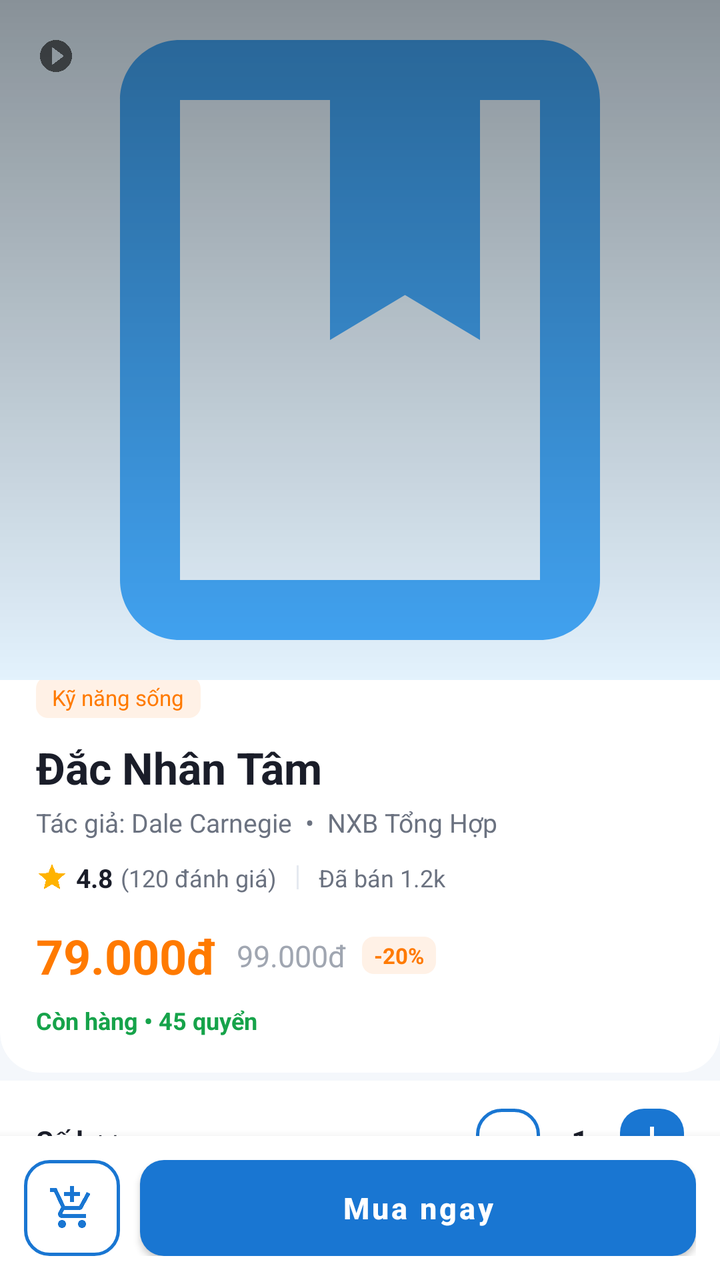
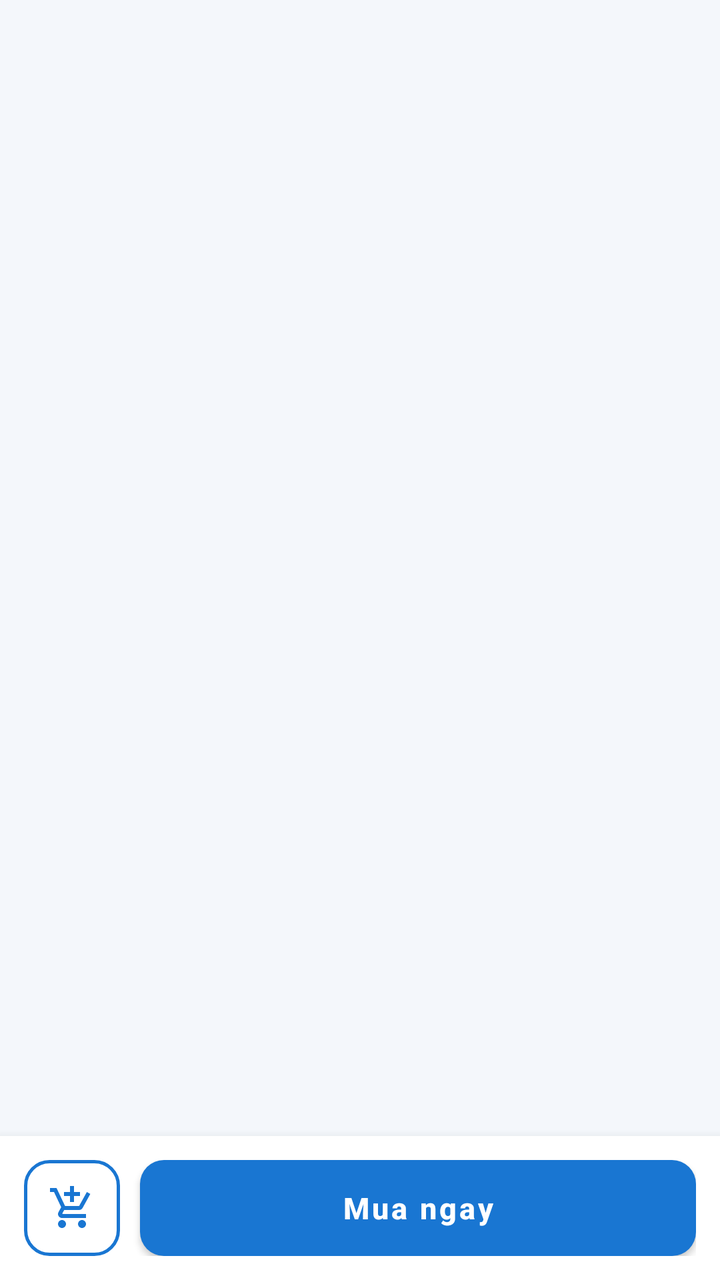

Before-and-after screenshots of an Android layout around one commit, followed by the original layout XML and the change that was made.
<!-- AndroidManifest.xml: application theme Theme.BookApp -->
<!-- res/layout/activity_book_detail.xml -->
<?xml version="1.0" encoding="utf-8"?>
<androidx.constraintlayout.widget.ConstraintLayout xmlns:android="http://schemas.android.com/apk/res/android"
    xmlns:app="http://schemas.android.com/apk/res-auto"
    android:layout_width="match_parent"
    android:layout_height="match_parent"
    android:background="@color/background">

    <androidx.coordinatorlayout.widget.CoordinatorLayout
        android:layout_width="0dp"
        android:layout_height="0dp"
        app:layout_constraintTop_toTopOf="parent"
        app:layout_constraintStart_toStartOf="parent"
        app:layout_constraintEnd_toEndOf="parent"
        app:layout_constraintBottom_toTopOf="@id/ll_bottom_bar">

        <com.google.android.material.appbar.AppBarLayout
            android:id="@+id/app_bar"
            android:layout_width="match_parent"
            android:layout_height="wrap_content"
            android:background="@android:color/transparent">

            <com.google.android.material.appbar.CollapsingToolbarLayout
                android:id="@+id/collapsing_toolbar"
                android:layout_width="match_parent"
                android:layout_height="340dp"
                app:contentScrim="@color/primary"
                app:layout_scrollFlags="scroll|exitUntilCollapsed">

                <ImageView
                    android:id="@+id/iv_cover"
                    android:layout_width="match_parent"
                    android:layout_height="match_parent"
                    android:scaleType="centerCrop"
                    android:src="@drawable/placeholder_book"
                    app:layout_collapseMode="parallax" />

                <View
                    android:layout_width="match_parent"
                    android:layout_height="match_parent"
                    android:background="@drawable/gradient_cover_scrim" />

                <androidx.appcompat.widget.Toolbar
                    android:id="@+id/toolbar"
                    android:layout_width="match_parent"
                    android:layout_height="?attr/actionBarSize"
                    app:layout_collapseMode="pin"
                    app:navigationIcon="@drawable/ic_back_circle" />
            </com.google.android.material.appbar.CollapsingToolbarLayout>
        </com.google.android.material.appbar.AppBarLayout>

        <androidx.core.widget.NestedScrollView
            android:layout_width="match_parent"
            android:layout_height="match_parent"
            app:layout_behavior="@string/appbar_scrolling_view_behavior">

            <LinearLayout
                android:layout_width="match_parent"
                android:layout_height="wrap_content"
                android:orientation="vertical">

                
                <androidx.cardview.widget.CardView
                    android:layout_width="match_parent"
                    android:layout_height="wrap_content"
                    android:layout_marginTop="-20dp"
                    app:cardBackgroundColor="@color/surface"
                    app:cardCornerRadius="20dp"
                    app:cardElevation="0dp">

                    <LinearLayout
                        android:layout_width="match_parent"
                        android:layout_height="wrap_content"
                        android:orientation="vertical"
                        android:padding="18dp">

                        <TextView
                            android:id="@+id/tv_category_tag"
                            android:layout_width="wrap_content"
                            android:layout_height="wrap_content"
                            android:background="@drawable/bg_badge_sale"
                            android:paddingHorizontal="8dp"
                            android:paddingVertical="3dp"
                            android:text="Kỹ năng sống"
                            android:textColor="@color/accent_price"
                            android:textSize="11sp" />

                        <TextView
                            android:id="@+id/tv_title"
                            android:layout_width="match_parent"
                            android:layout_height="wrap_content"
                            android:layout_marginTop="10dp"
                            android:text="Đắc Nhân Tâm"
                            android:textColor="@color/text_primary"
                            android:textSize="22sp"
                            android:textStyle="bold" />

                        <TextView
                            android:id="@+id/tv_author"
                            android:layout_width="match_parent"
                            android:layout_height="wrap_content"
                            android:layout_marginTop="4dp"
                            android:text="Tác giả: Dale Carnegie  •  NXB Tổng Hợp"
                            android:textColor="@color/text_secondary"
                            android:textSize="13sp" />

                        <LinearLayout
                            android:layout_width="wrap_content"
                            android:layout_height="wrap_content"
                            android:layout_marginTop="10dp"
                            android:gravity="center_vertical"
                            android:orientation="horizontal">

                            <ImageView
                                android:layout_width="16dp"
                                android:layout_height="16dp"
                                android:src="@drawable/ic_star"
                                app:tint="@color/star_rating" />

                            <TextView
                                android:id="@+id/tv_rating"
                                android:layout_width="wrap_content"
                                android:layout_height="wrap_content"
                                android:layout_marginStart="4dp"
                                android:text="4.8"
                                android:textColor="@color/text_primary"
                                android:textSize="13sp"
                                android:textStyle="bold" />

                            <TextView
                                android:id="@+id/tv_review_count"
                                android:layout_width="wrap_content"
                                android:layout_height="wrap_content"
                                android:layout_marginStart="4dp"
                                android:text="(120 đánh giá)"
                                android:textColor="@color/text_secondary"
                                android:textSize="12sp" />

                            <View
                                android:layout_width="1dp"
                                android:layout_height="12dp"
                                android:layout_marginHorizontal="10dp"
                                android:background="@color/divider" />

                            <TextView
                                android:id="@+id/tv_sold_count"
                                android:layout_width="wrap_content"
                                android:layout_height="wrap_content"
                                android:text="Đã bán 1.2k"
                                android:textColor="@color/text_secondary"
                                android:textSize="12sp" />
                        </LinearLayout>

                        <LinearLayout
                            android:layout_width="wrap_content"
                            android:layout_height="wrap_content"
                            android:layout_marginTop="14dp"
                            android:gravity="center_vertical"
                            android:orientation="horizontal">

                            <TextView
                                android:id="@+id/tv_sale_price"
                                android:layout_width="wrap_content"
                                android:layout_height="wrap_content"
                                android:text="79.000đ"
                                android:textColor="@color/accent_price"
                                android:textSize="24sp"
                                android:textStyle="bold" />

                            <TextView
                                android:id="@+id/tv_original_price"
                                android:layout_width="wrap_content"
                                android:layout_height="wrap_content"
                                android:layout_marginStart="10dp"
                                android:text="99.000đ"
                                android:textColor="@color/text_hint"
                                android:textSize="15sp" />

                            <TextView
                                android:id="@+id/tv_discount_percent"
                                android:layout_width="wrap_content"
                                android:layout_height="wrap_content"
                                android:layout_marginStart="8dp"
                                android:background="@drawable/bg_badge_sale"
                                android:paddingHorizontal="6dp"
                                android:paddingVertical="2dp"
                                android:text="-20%"
                                android:textColor="@color/accent_price"
                                android:textSize="11sp"
                                android:textStyle="bold" />
                        </LinearLayout>

                        <TextView
                            android:id="@+id/tv_stock_status"
                            android:layout_width="wrap_content"
                            android:layout_height="wrap_content"
                            android:layout_marginTop="8dp"
                            android:text="Còn hàng • 45 quyển"
                            android:textColor="@color/status_success"
                            android:textSize="12sp"
                            android:textStyle="bold" />

                    </LinearLayout>
                </androidx.cardview.widget.CardView>

                
                <LinearLayout
                    android:layout_width="match_parent"
                    android:layout_height="wrap_content"
                    android:layout_marginTop="4dp"
                    android:background="@color/surface"
                    android:gravity="center_vertical"
                    android:orientation="horizontal"
                    android:paddingHorizontal="18dp"
                    android:paddingVertical="14dp">

                    <TextView
                        android:layout_width="0dp"
                        android:layout_height="wrap_content"
                        android:layout_weight="1"
                        android:text="Số lượng"
                        android:textColor="@color/text_primary"
                        android:textSize="14sp"
                        android:textStyle="bold" />

                    <ImageButton
                        android:id="@+id/ib_decrease_qty"
                        android:layout_width="32dp"
                        android:layout_height="32dp"
                        android:background="@drawable/bg_button_outline"
                        android:src="@drawable/ic_minus"
                        app:tint="@color/primary" />

                    <TextView
                        android:id="@+id/tv_quantity"
                        android:layout_width="40dp"
                        android:layout_height="wrap_content"
                        android:gravity="center"
                        android:text="1"
                        android:textColor="@color/text_primary"
                        android:textSize="15sp"
                        android:textStyle="bold" />

                    <ImageButton
                        android:id="@+id/ib_increase_qty"
                        android:layout_width="32dp"
                        android:layout_height="32dp"
                        android:background="@drawable/bg_button_primary"
                        android:src="@drawable/ic_plus"
                        app:tint="@color/white" />
                </LinearLayout>

                
                <LinearLayout
                    android:layout_width="match_parent"
                    android:layout_height="wrap_content"
                    android:layout_marginTop="4dp"
                    android:background="@color/surface"
                    android:orientation="vertical"
                    android:padding="18dp">

                    <TextView
                        android:layout_width="match_parent"
                        android:layout_height="wrap_content"
                        android:text="Mô tả sản phẩm"
                        android:textColor="@color/text_primary"
                        android:textSize="15sp"
                        android:textStyle="bold" />

                    <TextView
                        android:id="@+id/tv_description"
                        android:layout_width="match_parent"
                        android:layout_height="wrap_content"
                        android:layout_marginTop="8dp"
                        android:ellipsize="end"
                        android:lineSpacingExtra="4dp"
                        android:maxLines="4"
                        android:text="Đắc Nhân Tâm là cuốn sách nổi tiếng nhất, bán chạy nhất và có tầm ảnh hưởng nhất của mọi thời đại..."
                        android:textColor="@color/text_secondary"
                        android:textSize="13sp" />

                    <TextView
                        android:id="@+id/tv_expand_description"
                        android:layout_width="wrap_content"
                        android:layout_height="wrap_content"
                        android:layout_marginTop="6dp"
                        android:text="Xem thêm"
                        android:textColor="@color/primary"
                        android:textSize="13sp"
                        android:textStyle="bold" />
                </LinearLayout>

                
                <LinearLayout
                    android:layout_width="match_parent"
                    android:layout_height="wrap_content"
                    android:layout_marginTop="4dp"
                    android:background="@color/surface"
                    android:orientation="vertical"
                    android:padding="18dp">

                    <LinearLayout
                        android:layout_width="match_parent"
                        android:layout_height="wrap_content"
                        android:gravity="center_vertical"
                        android:orientation="horizontal">

                        <TextView
                            android:layout_width="0dp"
                            android:layout_height="wrap_content"
                            android:layout_weight="1"
                            android:text="Đánh giá (120)"
                            android:textColor="@color/text_primary"
                            android:textSize="15sp"
                            android:textStyle="bold" />

                        <TextView
                            android:id="@+id/tv_see_all_reviews"
                            android:layout_width="wrap_content"
                            android:layout_height="wrap_content"
                            android:text="Xem tất cả"
                            android:textColor="@color/primary"
                            android:textSize="12sp" />
                    </LinearLayout>

                    <androidx.recyclerview.widget.RecyclerView
                        android:id="@+id/rv_reviews_preview"
                        android:layout_width="match_parent"
                        android:layout_height="wrap_content"
                        android:layout_marginTop="10dp"
                        android:nestedScrollingEnabled="false"
                        app:layoutManager="androidx.recyclerview.widget.LinearLayoutManager" />
                </LinearLayout>

                
                <TextView
                    android:layout_width="match_parent"
                    android:layout_height="wrap_content"
                    android:layout_marginTop="4dp"
                    android:background="@color/surface"
                    android:paddingHorizontal="18dp"
                    android:paddingTop="18dp"
                    android:text="Có thể bạn cũng thích"
                    android:textColor="@color/text_primary"
                    android:textSize="15sp"
                    android:textStyle="bold" />

                <androidx.recyclerview.widget.RecyclerView
                    android:id="@+id/rv_related_books"
                    android:layout_width="match_parent"
                    android:layout_height="wrap_content"
                    android:background="@color/surface"
                    android:clipToPadding="false"
                    android:orientation="horizontal"
                    android:paddingHorizontal="12dp"
                    android:paddingBottom="18dp"
                    app:layoutManager="androidx.recyclerview.widget.LinearLayoutManager" />

            </LinearLayout>
        </androidx.core.widget.NestedScrollView>
    </androidx.coordinatorlayout.widget.CoordinatorLayout>

    
    <LinearLayout
        android:id="@+id/ll_bottom_bar"
        android:layout_width="0dp"
        android:layout_height="wrap_content"
        android:background="@color/surface"
        android:elevation="8dp"
        android:gravity="center_vertical"
        android:orientation="horizontal"
        android:padding="12dp"
        app:layout_constraintStart_toStartOf="parent"
        app:layout_constraintEnd_toEndOf="parent"
        app:layout_constraintBottom_toBottomOf="parent">

        <ImageButton
            android:id="@+id/ib_add_to_cart_icon"
            android:layout_width="48dp"
            android:layout_height="48dp"
            android:background="@drawable/bg_button_outline"
            android:src="@drawable/ic_cart_add"
            app:tint="@color/primary" />

        <Button
            android:id="@+id/btn_buy_now"
            android:layout_width="0dp"
            android:layout_height="48dp"
            android:layout_marginStart="10dp"
            android:layout_weight="1"
            android:background="@drawable/bg_button_primary"
            android:elevation="0dp"
            android:text="Mua ngay"
            android:textAllCaps="false"
            android:textColor="@color/white"
            android:textSize="15sp"
            android:textStyle="bold" />
    </LinearLayout>

</androidx.constraintlayout.widget.ConstraintLayout>
<!-- resources referenced by this layout -->
<resources>
  <color name="accent_price">#FF7A00</color>
  <color name="background">#F4F7FB</color>
  <color name="divider">#E5E9F0</color>
  <color name="primary">#1976D2</color>
  <color name="star_rating">#FFB300</color>
  <color name="status_success">#16A34A</color>
  <color name="surface">#FFFFFF</color>
  <color name="text_hint">#A0A6B1</color>
  <color name="text_primary">#1A1D29</color>
  <color name="text_secondary">#6B7280</color>
  <color name="white">#FFFFFF</color>
  <!-- drawable bg_badge_sale (drawable) -->
  <?xml version="1.0" encoding="utf-8"?>
  <shape xmlns:android="http://schemas.android.com/apk/res/android" android:shape="rectangle">
      <solid android:color="@color/accent_sale_bg" />
      <corners android:radius="6dp" />
  </shape>
  <!-- drawable bg_button_outline (drawable) -->
  <?xml version="1.0" encoding="utf-8"?>
  <shape xmlns:android="http://schemas.android.com/apk/res/android" android:shape="rectangle">
      <solid android:color="@color/surface" />
      <stroke android:width="1.5dp" android:color="@color/primary" />
      <corners android:radius="12dp" />
  </shape>
  <!-- drawable bg_button_primary (drawable) -->
  <?xml version="1.0" encoding="utf-8"?>
  <shape xmlns:android="http://schemas.android.com/apk/res/android" android:shape="rectangle">
      <solid android:color="@color/primary" />
      <corners android:radius="12dp" />
  </shape>
  <!-- drawable gradient_cover_scrim (drawable) -->
  <?xml version="1.0" encoding="utf-8"?>
  <shape xmlns:android="http://schemas.android.com/apk/res/android" android:shape="rectangle">
      <gradient
          android:angle="90"
          android:endColor="#66000000"
          android:startColor="#00000000"
          android:type="linear" />
  </shape>
  <!-- drawable ic_minus (drawable) -->
  <?xml version="1.0" encoding="utf-8"?>
  <vector xmlns:android="http://schemas.android.com/apk/res/android"
      android:width="24dp"
      android:height="24dp"
      android:viewportWidth="24"
      android:viewportHeight="24"
      android:tint="?attr/colorControlNormal">
      <path
          android:fillColor="#FF000000"
          android:pathData="M19,13L5,13v-2h14v2z"/>
  </vector>
  <!-- drawable ic_plus (drawable) -->
  <?xml version="1.0" encoding="utf-8"?>
  <vector xmlns:android="http://schemas.android.com/apk/res/android"
      android:width="24dp"
      android:height="24dp"
      android:viewportWidth="24"
      android:viewportHeight="24"
      android:tint="?attr/colorControlNormal">
      <path
          android:fillColor="#FF000000"
          android:pathData="M19,13h-6v6h-2v-6L5,13v-2h6L11,5h2v6h6v2z"/>
  </vector>
  <!-- drawable ic_star (drawable) -->
  <?xml version="1.0" encoding="utf-8"?>
  <vector xmlns:android="http://schemas.android.com/apk/res/android"
      android:width="24dp"
      android:height="24dp"
      android:viewportWidth="24"
      android:viewportHeight="24"
      android:tint="?attr/colorControlNormal">
      <path
          android:fillColor="#FF000000"
          android:pathData="M12,17.27L18.18,21l-1.64,-7.03L22,9.24l-7.19,-0.61L12,2 9.19,8.63 2,9.24l5.46,4.73L5.82,21z"/>
  </vector>
  <style name="Theme.BookApp" parent="Theme.MaterialComponents.DayNight.NoActionBar">
          
          <item name="colorPrimary">@color/primary</item>
          
          <item name="colorPrimaryDark">@color/primary_dark</item>
          
          <item name="colorAccent">@color/accent_price</item>
  
          
          <item name="android:windowBackground">@color/background</item>
          
          <item name="android:textColorPrimary">@color/text_primary</item>
      </style>
  <color name="accent_sale_bg">#FFF1E6</color>
  <color name="primary_light">#E3F2FD</color>
  <color name="primary_variant">#42A5F5</color>
  <color name="primary_dark">#0D47A1</color>
  <!-- unchanged entries left out for length: 3 -->
</resources>

<!-- the commit's change to res/layout/activity_book_detail.xml (unified diff, before → after) -->
@@ -6,8 +6,10 @@
     android:background="@color/background">
 
     <androidx.coordinatorlayout.widget.CoordinatorLayout
+        android:id="@+id/cl_main_content"
         android:layout_width="0dp"
         android:layout_height="0dp"
+        android:visibility="invisible"
         app:layout_constraintTop_toTopOf="parent"
         app:layout_constraintStart_toStartOf="parent"
         app:layout_constraintEnd_toEndOf="parent"
@@ -131,7 +133,7 @@
                                 android:layout_width="wrap_content"
                                 android:layout_height="wrap_content"
                                 android:layout_marginStart="4dp"
-                                android:text="(120 đánh giá)"
+                                android:text="(0 đánh giá)"
                                 android:textColor="@color/text_secondary"
                                 android:textSize="12sp" />
 
@@ -291,6 +293,81 @@
 
                 
                 <LinearLayout
+                    android:id="@+id/ll_quick_rate"
+                    android:layout_width="match_parent"
+                    android:layout_height="wrap_content"
+                    android:layout_marginTop="4dp"
+                    android:background="@color/surface"
+                    android:orientation="vertical"
+                    android:padding="18dp"
+                    android:gravity="center">
+
+                    <TextView
+                        android:layout_width="wrap_content"
+                        android:layout_height="wrap_content"
+                        android:text="Đánh giá sách này"
+                        android:textColor="@color/text_primary"
+                        android:textSize="15sp"
+                        android:textStyle="bold" />
+
+                    <TextView
+                        android:layout_width="wrap_content"
+                        android:layout_height="wrap_content"
+                        android:layout_marginTop="4dp"
+                        android:text="Chia sẻ cảm nghĩ của bạn với mọi người"
+                        android:textColor="@color/text_secondary"
+                        android:textSize="13sp" />
+
+                    <LinearLayout
+                        android:layout_width="wrap_content"
+                        android:layout_height="wrap_content"
+                        android:layout_marginTop="12dp"
+                        android:orientation="horizontal">
+
+                        <ImageView
+                            android:id="@+id/iv_quick_star1"
+                            android:layout_width="36dp"
+                            android:layout_height="36dp"
+                            android:layout_marginHorizontal="6dp"
+                            android:src="@drawable/ic_star"
+                            app:tint="@color/divider" />
+
+                        <ImageView
+                            android:id="@+id/iv_quick_star2"
+                            android:layout_width="36dp"
+                            android:layout_height="36dp"
+                            android:layout_marginHorizontal="6dp"
+                            android:src="@drawable/ic_star"
+                            app:tint="@color/divider" />
+
+                        <ImageView
+                            android:id="@+id/iv_quick_star3"
+                            android:layout_width="36dp"
+                            android:layout_height="36dp"
+                            android:layout_marginHorizontal="6dp"
+                            android:src="@drawable/ic_star"
+                            app:tint="@color/divider" />
+
+                        <ImageView
+                            android:id="@+id/iv_quick_star4"
+                            android:layout_width="36dp"
+                            android:layout_height="36dp"
+                            android:layout_marginHorizontal="6dp"
+                            android:src="@drawable/ic_star"
+                            app:tint="@color/divider" />
+
+                        <ImageView
+                            android:id="@+id/iv_quick_star5"
+                            android:layout_width="36dp"
+                            android:layout_height="36dp"
+                            android:layout_marginHorizontal="6dp"
+                            android:src="@drawable/ic_star"
+                            app:tint="@color/divider" />
+                    </LinearLayout>
+                </LinearLayout>
+
+                
+                <LinearLayout
                     android:layout_width="match_parent"
                     android:layout_height="wrap_content"
                     android:layout_marginTop="4dp"
@@ -305,10 +382,11 @@
                         android:orientation="horizontal">
 
                         <TextView
+                            android:id="@+id/tv_review_section_title"
                             android:layout_width="0dp"
                             android:layout_height="wrap_content"
                             android:layout_weight="1"
-                            android:text="Đánh giá (120)"
+                            android:text="Đánh giá (0)"
                             android:textColor="@color/text_primary"
                             android:textSize="15sp"
                             android:textStyle="bold" />
@@ -396,4 +474,15 @@
             android:textStyle="bold" />
     </LinearLayout>
 
+    
+    <ProgressBar
+        android:id="@+id/progress_bar"
+        android:layout_width="wrap_content"
+        android:layout_height="wrap_content"
+        app:layout_constraintTop_toTopOf="parent"
+        app:layout_constraintBottom_toBottomOf="parent"
+        app:layout_constraintStart_toStartOf="parent"
+        app:layout_constraintEnd_toEndOf="parent"
+        android:indeterminateTint="@color/primary" />
+
 </androidx.constraintlayout.widget.ConstraintLayout>
<!-- resource entries referenced after the edit -->
@@ -87,6 +87,8 @@
           <item name="android:windowBackground">@color/background</item>
           
           <item name="android:textColorPrimary">@color/text_primary</item>
+          
+          <item name="android:textColorHint">@color/text_hint</item>
       </style>
   <color name="accent_sale_bg">#FFF1E6</color>
   <color name="primary_light">#E3F2FD</color>
